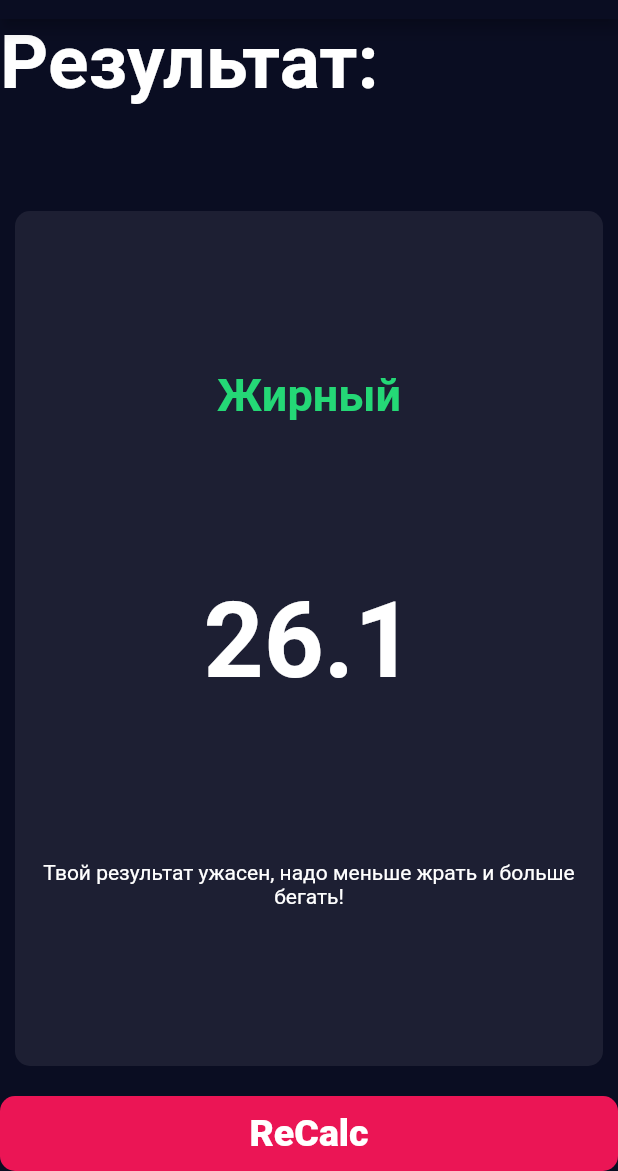
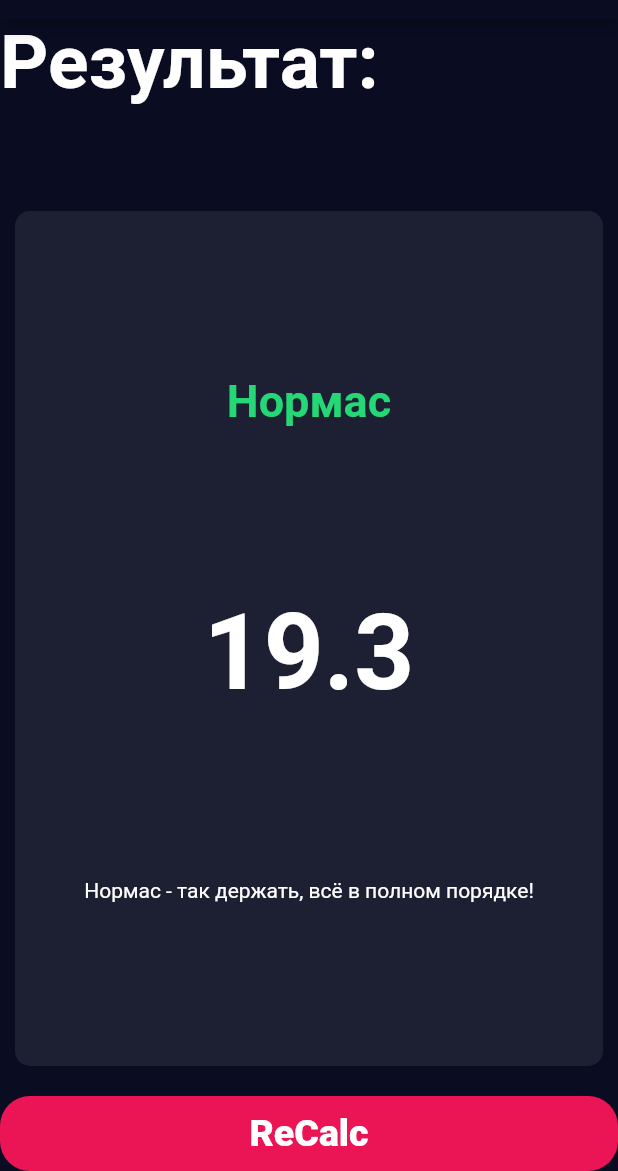
Before and after one commit to Vitafresh/bmi-calculator, a Flutter app: the screen it shows after launch, after a tap on "РАСЧЕТ", on a phone screen of 412 x 824 dp, the part 65-1236 px from its top. Run offline on Flutter 3.47's test engine with Material 2 defaults, Android fonts, the phone set to English and light mode, and no system bars; our stand-ins replace font_awesome_flutter.

Commit message:
All done!

```diff
--- /dev/null
+++ b/lib/calc_brain.dart
@@ -0,0 +1,43 @@
+import 'dart:math';
+
+class CalcBrain{
+  CalcBrain({this.height, this.weight});
+
+  final int height;
+  final int weight;
+
+  double _bmi;
+
+  String calcBMI(){
+    _bmi=weight/pow((height/100),2);
+    return _bmi.toStringAsFixed(1);
+  }
+
+  String getResult(){
+    if(_bmi>=30){
+      return 'Жиробасина';
+    } else if(_bmi>25){
+      return 'Жирчик';
+    }else if(_bmi>=18.5){
+      return 'Нормас';
+    } else if(_bmi<18.5){
+      return 'Скелетон';
+    } else {
+      return 'Ветром унесет!';
+    }
+  }
+
+  String getInterpretation(){
+    if(_bmi>=30){
+      return 'Жиробасина, срочно нужно меньше жрать и больше бегать!';
+    } else if(_bmi>25){
+      return 'Жирчик - можно и по-меньше хавать, а двигаться по-больше';
+    }else if(_bmi>=18.5){
+      return 'Нормас - так держать, всё в полном порядке!';
+    } else if(_bmi<18.5){
+      return 'Скелетон - смотри, чтобы кости не рассыпались!';
+    } else {
+      return 'Ветром унесет - положи в карман монетки!';
+    }
+  }
+}
--- a/lib/components/bottom_button.dart
+++ b/lib/components/bottom_button.dart
@@ -15,7 +15,7 @@ class BottomButton extends StatelessWidget {
         margin: EdgeInsets.only(top: 10),
         decoration: BoxDecoration(
           color: kBottomContainerColor,
-          borderRadius: BorderRadius.circular(10),
+          borderRadius: BorderRadius.circular(20),
         ),
         width: double.infinity,
         height: kBottomContainerHeight,
--- a/lib/screens/input_page.dart
+++ b/lib/screens/input_page.dart
@@ -1,3 +1,4 @@
+import 'package:bmi_calculator/screens/results_page.dart';
 import 'package:flutter/cupertino.dart';
 import 'package:flutter/material.dart';
 import 'package:font_awesome_flutter/font_awesome_flutter.dart';
@@ -6,6 +7,7 @@ import '../components/reusable_card.dart';
 import '../components/round_icon_button.dart';
 import '../components/bottom_button.dart';
 import '../constants.dart';
+import 'package:bmi_calculator/calc_brain.dart';
 
 enum Gender { male, female }
 
@@ -160,21 +162,25 @@ class _InputPageState extends State<InputPage> {
                         Row(
                           mainAxisAlignment: MainAxisAlignment.center,
                           children: [
-                            RoundIconButton(icon: FontAwesomeIcons.minus,
-                            onPressed: (){
+                            RoundIconButton(
+                              icon: FontAwesomeIcons.minus,
+                              onPressed: () {
                                 setState(() {
                                   _weight--;
                                 });
-                            },),
+                              },
+                            ),
                             SizedBox(
                               width: 10,
                             ),
-                            RoundIconButton(icon: FontAwesomeIcons.plus,
-                            onPressed: (){
+                            RoundIconButton(
+                              icon: FontAwesomeIcons.plus,
+                              onPressed: () {
                                 setState(() {
                                   _weight++;
                                 });
-                            },),
+                              },
+                            ),
                           ],
                         )
                       ],
@@ -182,27 +188,36 @@ class _InputPageState extends State<InputPage> {
                   ),
                 ),
                 Expanded(
-                  child: ReusableCard(cardColor: kActiveCardColor,
+                  child: ReusableCard(
+                    cardColor: kActiveCardColor,
                     cardChild: Column(
                       mainAxisAlignment: MainAxisAlignment.center,
                       children: [
-                        Text('ВОЗРАСТ',style: kLabelTextStyle,),
-                        Text(_age.toString(),style: kNumberTextStyle,),
+                        Text(
+                          'ВОЗРАСТ',
+                          style: kLabelTextStyle,
+                        ),
+                        Text(
+                          _age.toString(),
+                          style: kNumberTextStyle,
+                        ),
                         Row(
                           mainAxisAlignment: MainAxisAlignment.center,
                           children: [
                             RoundIconButton(
                               icon: FontAwesomeIcons.minus,
-                                onPressed: (){
+                              onPressed: () {
                                 setState(() {
                                   _age--;
                                 });
                               },
                             ),
-                            SizedBox(width: 10,),
+                            SizedBox(
+                              width: 10,
+                            ),
                             RoundIconButton(
                               icon: FontAwesomeIcons.plus,
-                              onPressed: (){
+                              onPressed: () {
                                 setState(() {
                                   _age++;
                                 });
@@ -218,9 +233,20 @@ class _InputPageState extends State<InputPage> {
             ),
           ),
           BottomButton(
-            onTap: (){
+            onTap: () {
               print('Calculate pressed');
-              Navigator.pushNamed(context, '/results');
+
+              CalcBrain calcBrain = CalcBrain(height: _height, weight: _weight);
+              Navigator.push(
+                  context,
+                  MaterialPageRoute(
+                    builder: (context) => ResultsPage(
+                      bmiResult: calcBrain.calcBMI(),
+                      resultText: calcBrain.getResult(),
+                      interpret: calcBrain.getInterpretation(),
+                    ),
+                  ));
+              //Navigator.pushNamed(context, '/results');
             },
             buttonTitle: "РАСЧЕТ",
           )
--- a/lib/screens/results_page.dart
+++ b/lib/screens/results_page.dart
@@ -4,6 +4,15 @@ import '../components/reusable_card.dart';
 import 'package:bmi_calculator/components/bottom_button.dart';
 
 class ResultsPage extends StatelessWidget {
+  ResultsPage(
+      {@required this.bmiResult,
+      @required this.resultText,
+      @required this.interpret});
+
+  final String bmiResult;
+  final String resultText;
+  final String interpret;
+
   @override
   Widget build(BuildContext context) {
     return Scaffold(
@@ -14,23 +23,40 @@ class ResultsPage extends StatelessWidget {
         mainAxisAlignment: MainAxisAlignment.spaceEvenly,
         crossAxisAlignment: CrossAxisAlignment.stretch,
         children: [
-          Expanded(child: Container(child: Text("Результат:",style: kTitleTextStyle,))),
+          Expanded(
+              child: Container(
+                  child: Text(
+            "Результат:",
+            style: kTitleTextStyle,
+          ))),
           Expanded(
             flex: 5,
-            child: ReusableCard(cardColor: kActiveCardColor,
+            child: ReusableCard(
+              cardColor: kActiveCardColor,
               cardChild: Column(
                 mainAxisAlignment: MainAxisAlignment.spaceEvenly,
                 crossAxisAlignment: CrossAxisAlignment.center,
                 children: [
-                Text('Жирный',style: kResultTextStyle,),
-                Text('26.1',style: kBmiTextStyle,),
-                Text('Твой результат ужасен, надо меньше жрать и больше бегать!', textAlign: TextAlign.center),
+                  Text(
+                    resultText,
+                    style: kResultTextStyle,
+                  ),
+                  Text(
+                    bmiResult,
+                    style: kBmiTextStyle,
+                  ),
+                  Text(
+                      interpret,
+                      textAlign: TextAlign.center),
                 ],
-            ),),
               ),
-          BottomButton(onTap: (){
+            ),
+          ),
+          BottomButton(
+              onTap: () {
                 Navigator.pop(context);
-          }, buttonTitle: "ReCalc"),
+              },
+              buttonTitle: "ReCalc"),
           // ElevatedButton(
           //   onPressed: () {
           //     Navigator.pop(context);
```
Lines whose indentation alone changed are shown as unchanged.
